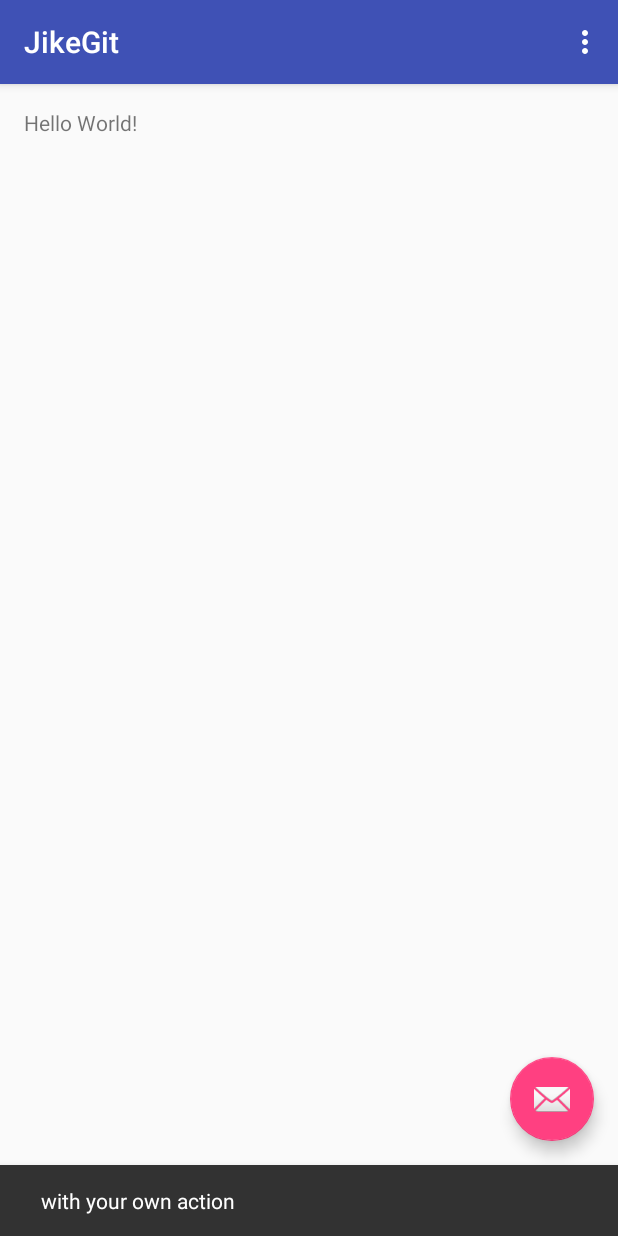
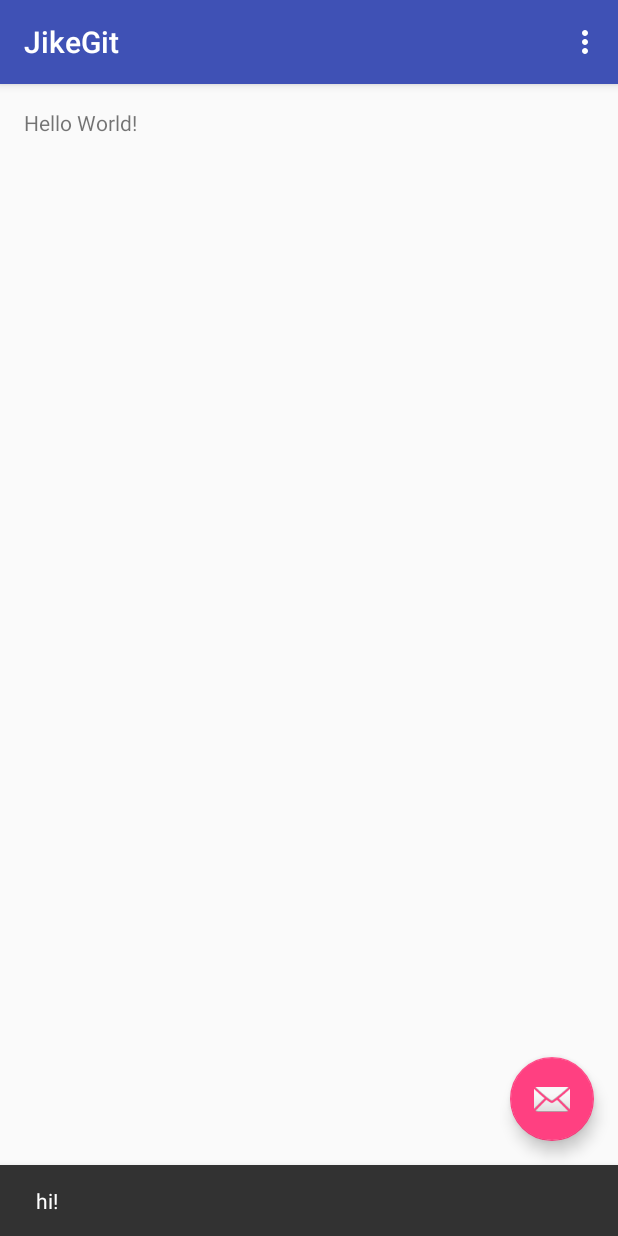
Before and after one commit to daguye918/JikeGit, an Android app: the screen it shows after launch (MainActivity), after a tap on an icon or button, on a phone screen of 412 x 824 dp. Run offline under Robolectric (Android 15) with nearby library versions, the phone set to English and light mode, and no system bars.

Commit message:
修改111

```diff
--- a/app/src/main/java/com/jikexueyuan/jikegit/MainActivity.java
+++ b/app/src/main/java/com/jikexueyuan/jikegit/MainActivity.java
@@ -22,7 +22,7 @@ public class MainActivity extends AppCompatActivity {
         fab.setOnClickListener(new View.OnClickListener() {
             @Override
             public void onClick(View view) {
-                Snackbar.make(view, " with your own action", Snackbar.LENGTH_LONG)
+                Snackbar.make(view, "hi!", Snackbar.LENGTH_LONG)
                         .setAction("Action", null).show();
             }
         });
```
